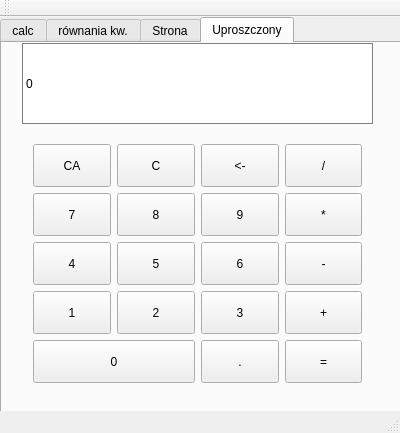
The window that liczydlo/mainwindow.ui (domi-nika60/Liczydlo-naukowe) describes before a commit, drawn with Qt 5.
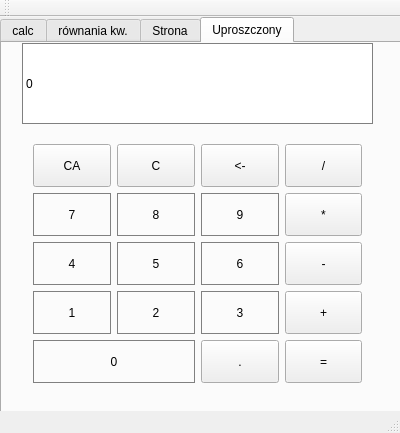
The same window after the commit.

Commit message: dodanie kodow css do przyciskow 0-9

Diff of the .ui file:
```diff
--- a/liczydlo/mainwindow.ui
+++ b/liczydlo/mainwindow.ui
@@ -1066,6 +1066,13 @@
            <verstretch>0</verstretch>
           </sizepolicy>
          </property>
+         <property name="styleSheet">
+          <string notr="true">QPushButton {
+border: 1px solid gray;
+}
+QPushButton:pressed { background-color: qlineargradient(x1: 0, y1: 0, x2: 0, y2: 1, stop: 0 #dadbde, stop: 1 #f6f7fa);
+}</string>
+         </property>
          <property name="text">
           <string>5</string>
          </property>
@@ -1092,6 +1099,13 @@
            <verstretch>0</verstretch>
           </sizepolicy>
          </property>
+         <property name="styleSheet">
+          <string notr="true">QPushButton {
+border: 1px solid gray;
+}
+QPushButton:pressed { background-color: qlineargradient(x1: 0, y1: 0, x2: 0, y2: 1, stop: 0 #dadbde, stop: 1 #f6f7fa);
+}</string>
+         </property>
          <property name="text">
           <string>1</string>
          </property>
@@ -1118,6 +1132,13 @@
            <verstretch>0</verstretch>
           </sizepolicy>
          </property>
+         <property name="styleSheet">
+          <string notr="true">QPushButton {
+border: 1px solid gray;
+}
+QPushButton:pressed { background-color: qlineargradient(x1: 0, y1: 0, x2: 0, y2: 1, stop: 0 #dadbde, stop: 1 #f6f7fa);
+}</string>
+         </property>
          <property name="text">
           <string>7</string>
          </property>
@@ -1131,6 +1152,13 @@
            <verstretch>0</verstretch>
           </sizepolicy>
          </property>
+         <property name="styleSheet">
+          <string notr="true">QPushButton {
+border: 1px solid gray;
+}
+QPushButton:pressed { background-color: qlineargradient(x1: 0, y1: 0, x2: 0, y2: 1, stop: 0 #dadbde, stop: 1 #f6f7fa);
+}</string>
+         </property>
          <property name="text">
           <string>9</string>
          </property>
@@ -1144,6 +1172,13 @@
            <verstretch>0</verstretch>
           </sizepolicy>
          </property>
+         <property name="styleSheet">
+          <string notr="true">QPushButton {
+border: 1px solid gray;
+}
+QPushButton:pressed { background-color: qlineargradient(x1: 0, y1: 0, x2: 0, y2: 1, stop: 0 #dadbde, stop: 1 #f6f7fa);
+}</string>
+         </property>
          <property name="text">
           <string>3</string>
          </property>
@@ -1157,6 +1192,13 @@
            <verstretch>0</verstretch>
           </sizepolicy>
          </property>
+         <property name="styleSheet">
+          <string notr="true">QPushButton {
+border: 1px solid gray;
+}
+QPushButton:pressed { background-color: qlineargradient(x1: 0, y1: 0, x2: 0, y2: 1, stop: 0 #dadbde, stop: 1 #f6f7fa);
+}</string>
+         </property>
          <property name="text">
           <string>4</string>
          </property>
@@ -1170,6 +1212,13 @@
            <verstretch>0</verstretch>
           </sizepolicy>
          </property>
+         <property name="styleSheet">
+          <string notr="true">QPushButton {
+border: 1px solid gray;
+}
+QPushButton:pressed { background-color: qlineargradient(x1: 0, y1: 0, x2: 0, y2: 1, stop: 0 #dadbde, stop: 1 #f6f7fa);
+}</string>
+         </property>
          <property name="text">
           <string>6</string>
          </property>
@@ -1183,6 +1232,13 @@
            <verstretch>0</verstretch>
           </sizepolicy>
          </property>
+         <property name="styleSheet">
+          <string notr="true">QPushButton {
+border: 1px solid gray;
+}
+QPushButton:pressed { background-color: qlineargradient(x1: 0, y1: 0, x2: 0, y2: 1, stop: 0 #dadbde, stop: 1 #f6f7fa);
+}</string>
+         </property>
          <property name="text">
           <string>8</string>
          </property>
@@ -1209,6 +1265,13 @@
            <verstretch>0</verstretch>
           </sizepolicy>
          </property>
+         <property name="styleSheet">
+          <string notr="true">QPushButton {
+border: 1px solid gray;
+}
+QPushButton:pressed { background-color: qlineargradient(x1: 0, y1: 0, x2: 0, y2: 1, stop: 0 #dadbde, stop: 1 #f6f7fa);
+}</string>
+         </property>
          <property name="text">
           <string>2</string>
          </property>
@@ -1300,6 +1363,13 @@
            <verstretch>0</verstretch>
           </sizepolicy>
          </property>
+         <property name="styleSheet">
+          <string notr="true">QPushButton {
+border: 1px solid gray;
+}
+QPushButton:pressed { background-color: qlineargradient(x1: 0, y1: 0, x2: 0, y2: 1, stop: 0 #dadbde, stop: 1 #f6f7fa);
+}</string>
+         </property>
          <property name="text">
           <string>0</string>
          </property>
```
